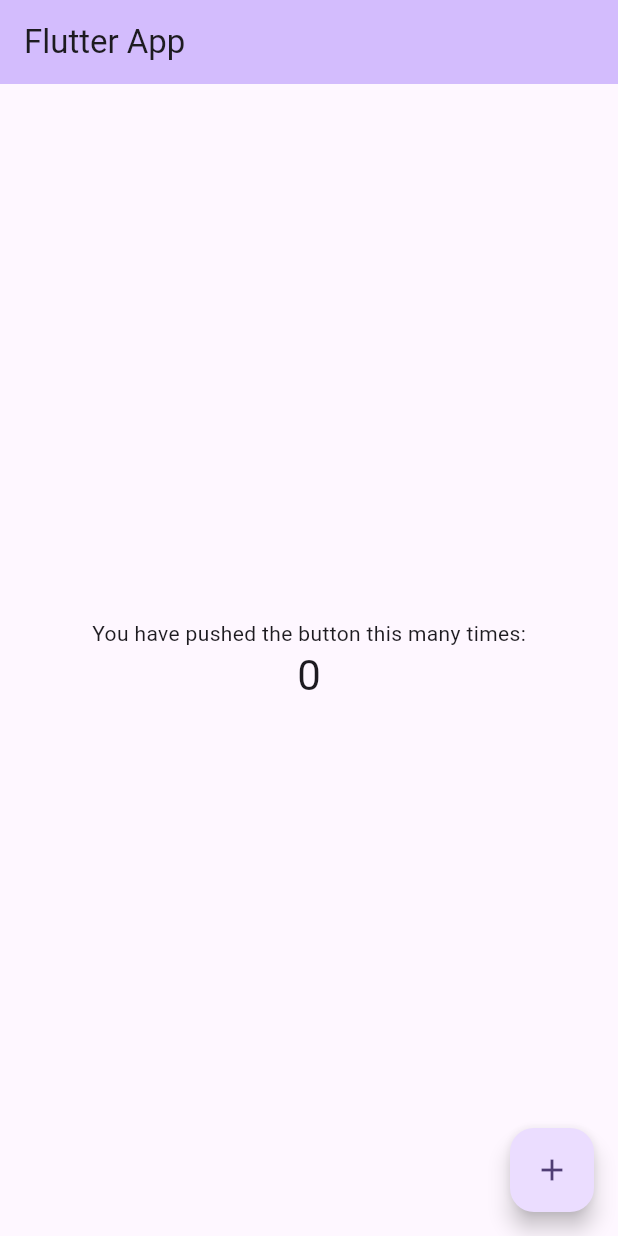
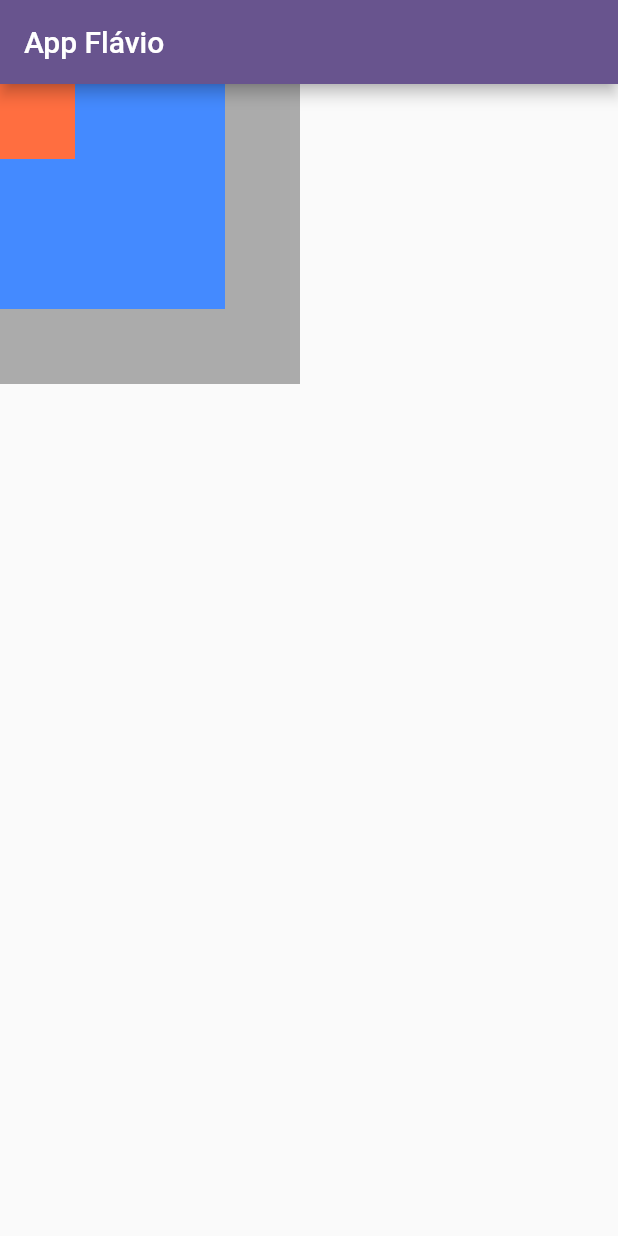
Before and after one commit to marquesflavio/projeto_flutter, a Flutter app: the screen it shows after launch, on a phone screen of 412 x 824 dp. Run offline on Flutter 3.47's test engine with Material 2 defaults, Android fonts, the phone set to English and light mode, and no system bars.

Commit message:
home page criada e alguns elementos básicos adicionados

```diff
--- /dev/null
+++ b/lib/home_page.dart
@@ -0,0 +1,27 @@
+import 'package:flutter/material.dart';
+
+class HomePage extends StatelessWidget {
+  const HomePage({super.key});
+
+  @override
+  Widget build(BuildContext context) {
+    return  Scaffold(
+      appBar: AppBar(
+        title: Text('App Flávio'),
+      ),
+      body: Container(
+        color: const Color.fromARGB(255, 231, 231, 231),
+        child: Stack(
+          children: [
+            Container(width: 200,height: 200,color: Colors.black26, ),
+            Container(width: 150,height: 150,color: Colors.blueAccent, ),
+            Container(width: 50,height: 50,color: Colors.deepOrangeAccent,),
+          ],
+        ),
+      ),
+
+
+
+
+    );
+  }}
--- a/lib/main.dart
+++ b/lib/main.dart
@@ -1,4 +1,5 @@
 import 'package:flutter/material.dart';
+import 'home_page.dart';
 
 void main() {
   runApp(const MyApp());
@@ -10,59 +11,12 @@ class MyApp extends StatelessWidget {
   @override
   Widget build(BuildContext context) {
     return MaterialApp(
+      debugShowCheckedModeBanner: false,
       title: 'Flutter Demo',
       theme: ThemeData(
         colorScheme: ColorScheme.fromSeed(seedColor: Colors.deepPurple),
-        useMaterial3: true,
       ),
-      home: const MyHomePage(title: 'Flutter App'),
+      home: const HomePage(),
     );
   }
 }
-
-class MyHomePage extends StatefulWidget {
-  const MyHomePage({super.key, required this.title});
-  final String title;
-
-  @override
-  State<MyHomePage> createState() => _MyHomePageState();
-}
-
-class _MyHomePageState extends State<MyHomePage> {
-  int _counter = 0;
-
-  void _incrementCounter() {
-    setState(() {
-      _counter++;
-    });
-  }
-
-  @override
-  Widget build(BuildContext context) {
-    return Scaffold(
-      appBar: AppBar(
-        backgroundColor: Theme.of(context).colorScheme.inversePrimary,
-        title: Text(widget.title),
-      ),
-      body: Center(
-        child: Column(
-          mainAxisAlignment: MainAxisAlignment.center,
-          children: <Widget>[
-            const Text(
-              'You have pushed the button this many times:',
-            ),
-            Text(
-              '$_counter',
-              style: Theme.of(context).textTheme.headlineMedium,
-            ),
-          ],
-        ),
-      ),
-      floatingActionButton: FloatingActionButton(
-        onPressed: _incrementCounter,
-        tooltip: 'Increment',
-        child: const Icon(Icons.add),
-      ),
-    );
-  }
-}
```
Also changed, not shown: 2 other files.
